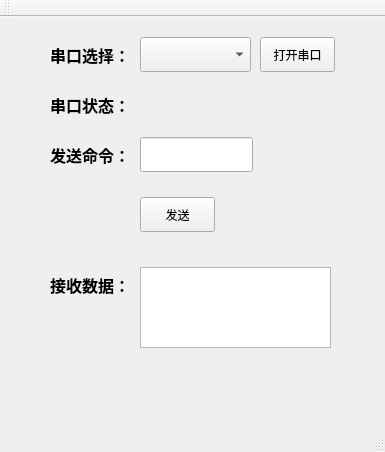
This is CleverTool/mainwindow.ui in ChinaClever/CleverTool as Qt 5 draws it before an edit. The edited form follows.
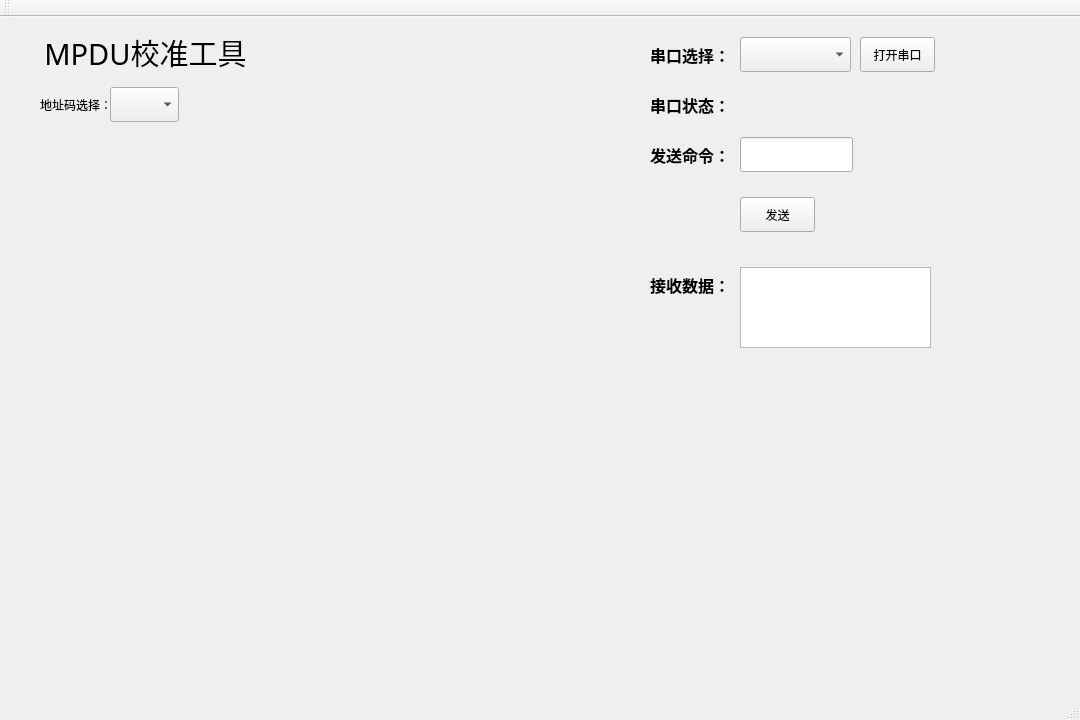
This is the edited form.

Diff of the .ui file:
```diff
--- a/CleverTool/mainwindow.ui
+++ b/CleverTool/mainwindow.ui
@@ -6,8 +6,8 @@
    <rect>
     <x>0</x>
     <y>0</y>
-    <width>385</width>
-    <height>452</height>
+    <width>1080</width>
+    <height>720</height>
    </rect>
   </property>
   <property name="windowTitle">
@@ -17,7 +17,7 @@
    <widget class="QComboBox" name="comboBox">
     <property name="geometry">
      <rect>
-      <x>140</x>
+      <x>740</x>
       <y>20</y>
       <width>111</width>
       <height>35</height>
@@ -27,7 +27,7 @@
    <widget class="QLineEdit" name="lineEdit">
     <property name="geometry">
      <rect>
-      <x>140</x>
+      <x>740</x>
       <y>120</y>
       <width>113</width>
       <height>35</height>
@@ -37,7 +37,7 @@
    <widget class="QPushButton" name="pushButton">
     <property name="geometry">
      <rect>
-      <x>140</x>
+      <x>740</x>
       <y>180</y>
       <width>75</width>
       <height>35</height>
@@ -50,7 +50,7 @@
    <widget class="QLabel" name="label">
     <property name="geometry">
      <rect>
-      <x>30</x>
+      <x>630</x>
       <y>20</y>
       <width>100</width>
       <height>35</height>
@@ -74,7 +74,7 @@
    <widget class="QLabel" name="label_2">
     <property name="geometry">
      <rect>
-      <x>140</x>
+      <x>740</x>
       <y>70</y>
       <width>111</width>
       <height>35</height>
@@ -87,7 +87,7 @@
    <widget class="QPushButton" name="pushButton_2">
     <property name="geometry">
      <rect>
-      <x>260</x>
+      <x>860</x>
       <y>20</y>
       <width>75</width>
       <height>35</height>
@@ -100,7 +100,7 @@
    <widget class="QLabel" name="label_3">
     <property name="geometry">
      <rect>
-      <x>30</x>
+      <x>630</x>
       <y>70</y>
       <width>100</width>
       <height>35</height>
@@ -124,7 +124,7 @@
    <widget class="QLabel" name="label_4">
     <property name="geometry">
      <rect>
-      <x>30</x>
+      <x>630</x>
       <y>120</y>
       <width>100</width>
       <height>35</height>
@@ -148,7 +148,7 @@
    <widget class="QTextEdit" name="textEdit">
     <property name="geometry">
      <rect>
-      <x>140</x>
+      <x>740</x>
       <y>250</y>
       <width>191</width>
       <height>81</height>
@@ -158,7 +158,7 @@
    <widget class="QLabel" name="label_5">
     <property name="geometry">
      <rect>
-      <x>30</x>
+      <x>630</x>
       <y>250</y>
       <width>100</width>
       <height>35</height>
@@ -179,6 +179,51 @@
      <set>Qt::AlignRight|Qt::AlignTrailing|Qt::AlignVCenter</set>
     </property>
    </widget>
+   <widget class="QLabel" name="titlelabel">
+    <property name="geometry">
+     <rect>
+      <x>30</x>
+      <y>10</y>
+      <width>231</width>
+      <height>51</height>
+     </rect>
+    </property>
+    <property name="font">
+     <font>
+      <family>微软雅黑</family>
+      <pointsize>22</pointsize>
+     </font>
+    </property>
+    <property name="text">
+     <string>MPDU校准工具</string>
+    </property>
+    <property name="alignment">
+     <set>Qt::AlignCenter</set>
+    </property>
+   </widget>
+   <widget class="QLabel" name="label_6">
+    <property name="geometry">
+     <rect>
+      <x>40</x>
+      <y>70</y>
+      <width>81</width>
+      <height>35</height>
+     </rect>
+    </property>
+    <property name="text">
+     <string>地址码选择：</string>
+    </property>
+   </widget>
+   <widget class="QComboBox" name="comboBox_2">
+    <property name="geometry">
+     <rect>
+      <x>110</x>
+      <y>70</y>
+      <width>69</width>
+      <height>35</height>
+     </rect>
+    </property>
+   </widget>
   </widget>
   <widget class="QMenuBar" name="menuBar">
    <property name="geometry">
```
Left out of the diff: 2 changed lines with no effect on the pictures.
